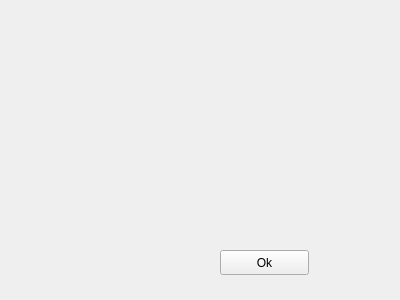
Above: src/ErrorLog.ui from openscad/openscad before the change. Below: the same form after it.
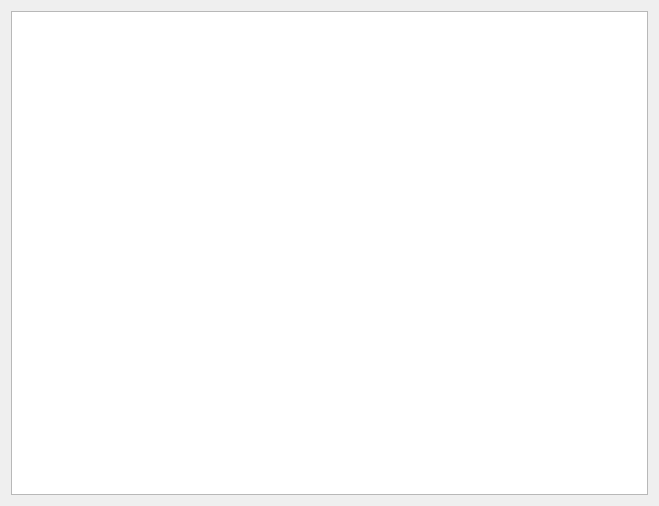
That is the form after the change.

Commit message: add table view

Patch:
```diff
--- a/src/ErrorLog.ui
+++ b/src/ErrorLog.ui
@@ -13,19 +13,22 @@
   <property name="windowTitle">
    <string>ErrorLog</string>
   </property>
-  <widget class="QPushButton" name="pushButton">
    <property name="geometry">
     <rect>
-     <x>220</x>
-     <y>250</y>
-     <width>89</width>
-     <height>25</height>
-    </rect>
-   </property>
-   <property name="text">
-    <string>Ok</string>
-   </property>
-  </widget>
+    <x>0</x>
+    <y>0</y>
+    <width>659</width>
+    <height>506</height>
+   </rect>
+  </property>
+  <property name="windowTitle">
+   <string>Shortcut</string>
+  </property>
+  <layout class="QGridLayout" name="gridLayout">
+   <item row="1" column="0" colspan="3">
+    <widget class="QTableView" name="logTable"/>
+   </item>
+   </layout>
  </widget>
  <resources/>
  <connections/>
```
Lines whose indentation alone changed are shown as unchanged. The commit also changes 3 other files.
